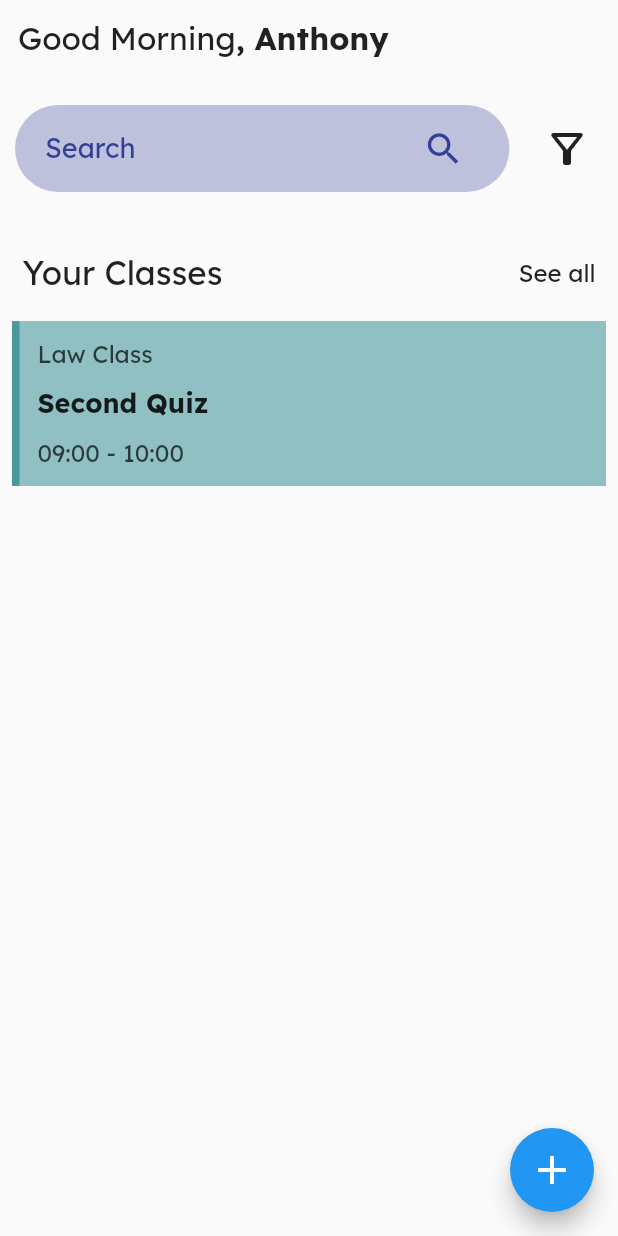
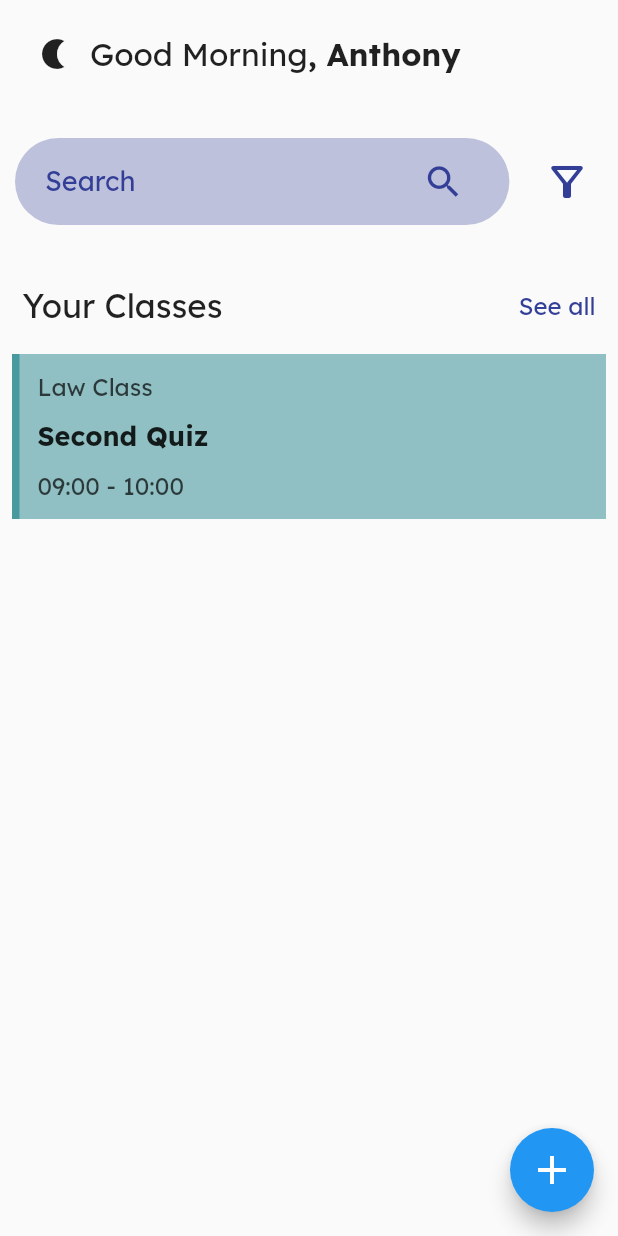
Before and after one commit to anthonyarinze/student_app, a Flutter app: the Home screen opened directly, on a phone screen of 412 x 824 dp. Run offline on Flutter 3.47's test engine with Material 2 defaults, Android fonts, the phone set to English and light mode, and no system bars; our stand-ins replace firebase_auth, firebase_core, get, get_storage, google_fonts, google_nav_bar and 1 more; accounts and stored records are empty; network calls fail.

Commit message:
Dark & Light Mode WOrk

```diff
--- a/lib/pages/home.dart
+++ b/lib/pages/home.dart
@@ -1,5 +1,6 @@
 import 'package:flutter/material.dart';
-import 'package:student_app/utils/palette.dart';
+import 'package:student_app/theme/palette.dart';
+import 'package:student_app/theme/theme_service.dart';
 import 'package:student_app/utils/widgets.dart';
 
 class Home extends StatefulWidget {
@@ -39,6 +40,12 @@
               padding: const EdgeInsets.all(12.0),
               child: Row(
                 children: [
+                  IconButton(
+                    onPressed: () => ThemeService().switchTheme(),
+                    icon: const Icon(
+                      Icons.nightlight,
+                    ),
+                  ),
                   const Text(
                     'Good ',
                     style: TextStyle(fontSize: 21),
--- a/lib/theme/theme_service.dart
+++ b/lib/theme/theme_service.dart
@@ -1 +1,17 @@
-class ThemeService {}
+import 'package:flutter/material.dart';
+import 'package:get/get.dart';
+import 'package:get_storage/get_storage.dart';
+
+class ThemeService {
+  final _box = GetStorage();
+  final _key = 'isDarkMode';
+
+  _saveThemeToBox(bool isDarkMode) => _box.write(_key, isDarkMode);
+
+  bool _loadThemeFromBox() => _box.read(_key) ?? false;
+  ThemeMode get theme => _loadThemeFromBox() ? ThemeMode.dark : ThemeMode.light;
+  void switchTheme() {
+    Get.changeThemeMode(_loadThemeFromBox() ? ThemeMode.light : ThemeMode.dark);
+    _saveThemeToBox(!_loadThemeFromBox());
+  }
+}
```
Also changed, not shown: lib/main.dart (+7 -3 lines).
